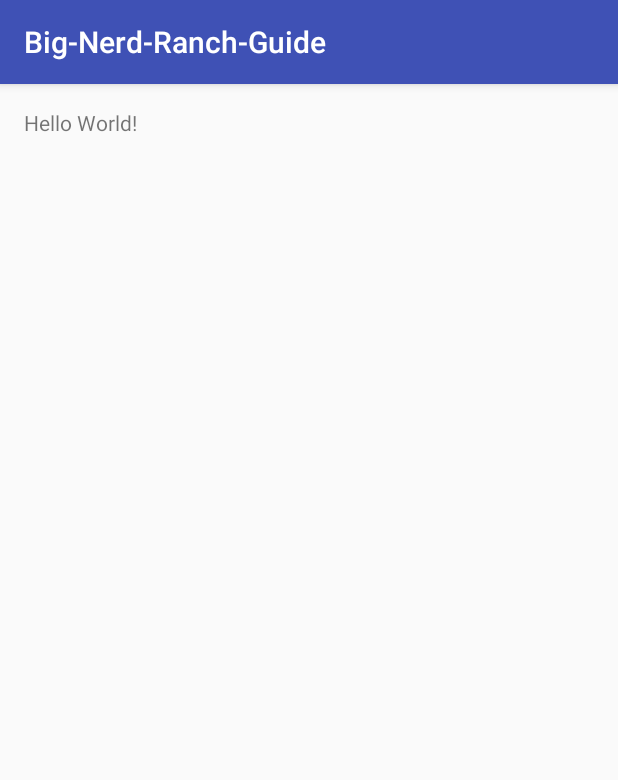
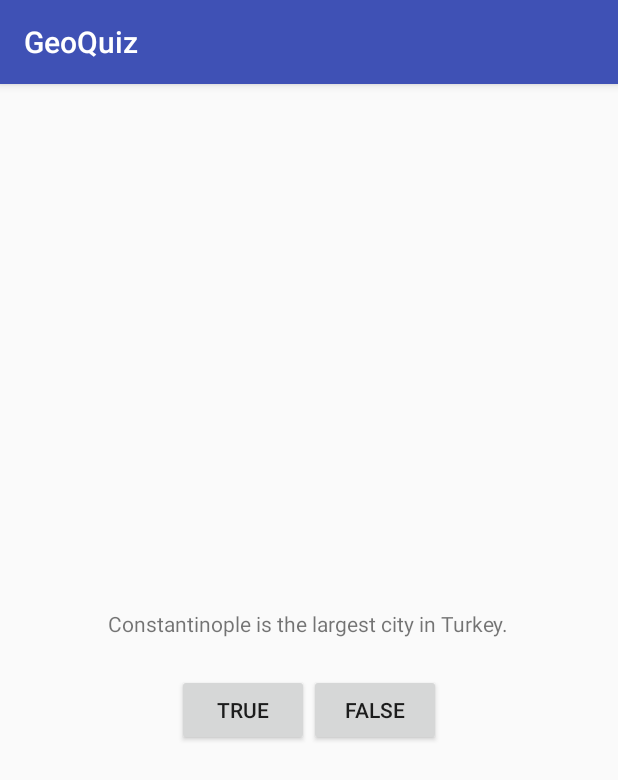
Before and after one commit to Mr-lidajun/Big-Nerd-Ranch-Guide, an Android app: the screen it shows after launch (QuizActivity), on a phone screen of 412 x 824 dp. Shown: the top 780 px of the screen. Run offline under Robolectric (Android 15) with nearby library versions, the phone set to English and light mode, and no system bars.

Commit message:
第一章 Android开发初体验

```diff
--- a/GeoQuiz/src/main/java/com/bignerdranch/android/geoquiz/QuizActivity.java
+++ b/GeoQuiz/src/main/java/com/bignerdranch/android/geoquiz/QuizActivity.java
@@ -1,12 +1,31 @@
 package com.bignerdranch.android.geoquiz;
 
+import android.os.Bundle;
 import android.support.v7.app.AppCompatActivity;
-import android.os.Bundle;
+import android.view.View;
+import android.widget.Button;
+import android.widget.Toast;
 
 public class QuizActivity extends AppCompatActivity {
+
+    private Button mTrueButton;
+    private Button mFalseButton;
 
     @Override protected void onCreate(Bundle savedInstanceState) {
         super.onCreate(savedInstanceState);
         setContentView(R.layout.activity_quiz);
+
+        mTrueButton = (Button) findViewById(R.id.true_button);
+        mTrueButton.setOnClickListener(new View.OnClickListener() {
+            @Override public void onClick(View v) {
+                Toast.makeText(QuizActivity.this, R.string.incorrect_toast, Toast.LENGTH_SHORT).show();
+            }
+        });
+        mFalseButton = (Button) findViewById(R.id.false_button);
+        mFalseButton.setOnClickListener(new View.OnClickListener() {
+            @Override public void onClick(View v) {
+                Toast.makeText(QuizActivity.this, R.string.correct_toast, Toast.LENGTH_SHORT).show();
+            }
+        });
     }
 }
--- a/GeoQuiz/src/main/res/layout/activity_quiz.xml
+++ b/GeoQuiz/src/main/res/layout/activity_quiz.xml
@@ -1,19 +1,38 @@
 <?xml version="1.0" encoding="utf-8"?>
-<RelativeLayout
+<LinearLayout
     xmlns:android="http://schemas.android.com/apk/res/android"
-    xmlns:tools="http://schemas.android.com/tools"
     android:layout_width="match_parent"
     android:layout_height="match_parent"
-    android:paddingLeft="@dimen/activity_horizontal_margin"
-    android:paddingRight="@dimen/activity_horizontal_margin"
-    android:paddingTop="@dimen/activity_vertical_margin"
-    android:paddingBottom="@dimen/activity_vertical_margin"
-    tools:context="com.bignerdranch.android.geoquiz.QuizActivity"
+    android:gravity="center"
+    android:orientation="vertical"
     >
 
     <TextView
-        android:text="Hello World!"
         android:layout_width="wrap_content"
         android:layout_height="wrap_content"
+        android:padding="24dp"
+        android:text="@string/question_text"
         />
-</RelativeLayout>
+
+    <LinearLayout
+        android:layout_width="wrap_content"
+        android:layout_height="wrap_content"
+        android:orientation="horizontal"
+        >
+
+        <Button
+            android:id="@+id/true_button"
+            android:layout_width="wrap_content"
+            android:layout_height="wrap_content"
+            android:text="@string/true_button"
+            />
+
+        <Button
+            android:id="@+id/false_button"
+            android:layout_width="wrap_content"
+            android:layout_height="wrap_content"
+            android:text="@string/false_button"
+            />
+
+    </LinearLayout>
+</LinearLayout>
--- a/GeoQuiz/src/main/res/values/strings.xml
+++ b/GeoQuiz/src/main/res/values/strings.xml
@@ -1,3 +1,11 @@
 <resources>
-    <string name="app_name">Big-Nerd-Ranch-Guide</string>
+    <string name="app_name">GeoQuiz</string>
+    <string name="question_text">
+        Constantinople is the largest city in Turkey.
+    </string>
+    <string name="true_button">True</string>
+    <string name="false_button">False</string>
+    <string name="correct_toast">Correct!</string>
+    <string name="incorrect_toast">Incorrect!</string>
+    <string name="action_settings">Settings</string>
 </resources>
```
